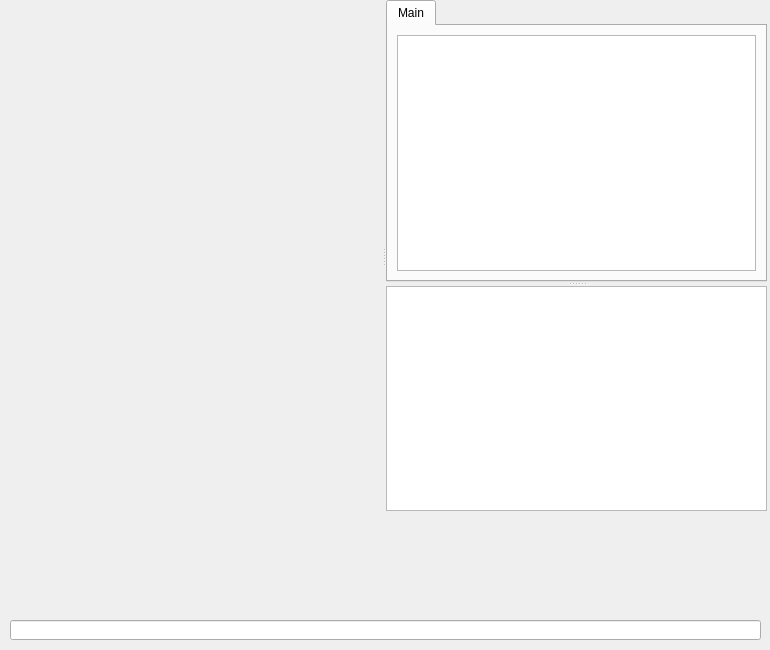
Above: Sources/representation/qt/mainform.ui from griefly/griefly before the change. Below: the same form after it.
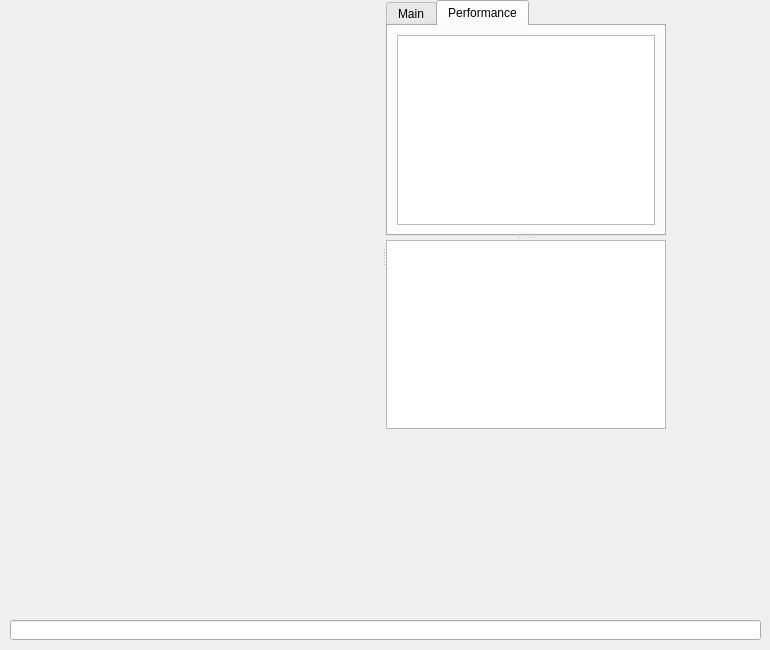
That is the form after the change. Custom widgets are drawn as their Qt base class.

```diff
--- a/Sources/representation/qt/mainform.ui
+++ b/Sources/representation/qt/mainform.ui
@@ -68,8 +68,8 @@
       <rect>
        <x>0</x>
        <y>0</y>
-       <width>381</width>
-       <height>511</height>
+       <width>280</width>
+       <height>429</height>
       </rect>
      </property>
      <property name="orientation">
@@ -77,7 +77,7 @@
      </property>
      <widget class="QTabWidget" name="tabWidget">
       <property name="currentIndex">
-       <number>0</number>
+       <number>1</number>
       </property>
       <widget class="QWidget" name="tab">
        <attribute name="title">
@@ -89,6 +89,16 @@
         </item>
        </layout>
       </widget>
+      <widget class="QWidget" name="tabPerfomance">
+       <attribute name="title">
+        <string>Performance</string>
+       </attribute>
+       <layout class="QGridLayout" name="gridLayout_2">
+        <item row="0" column="0">
+         <widget class="QTextBrowser" name="performanceTextBrowser"/>
+        </item>
+       </layout>
+      </widget>
      </widget>
      <widget class="QTextBrowser" name="textBrowser">
       <property name="sizePolicy">
```
